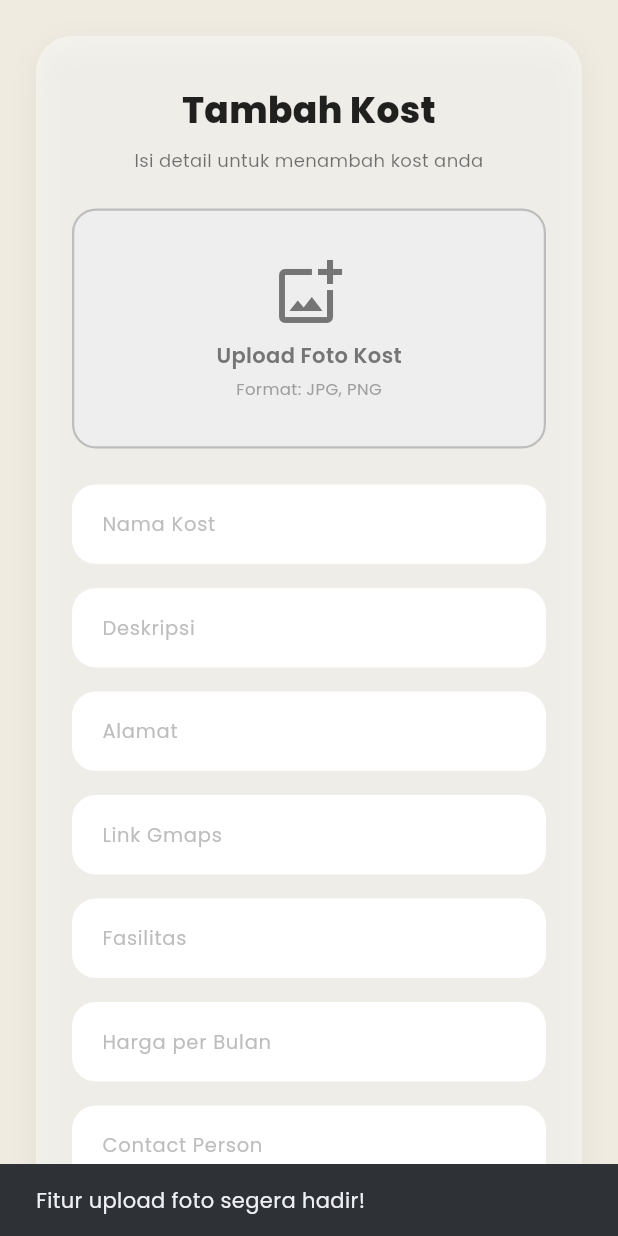
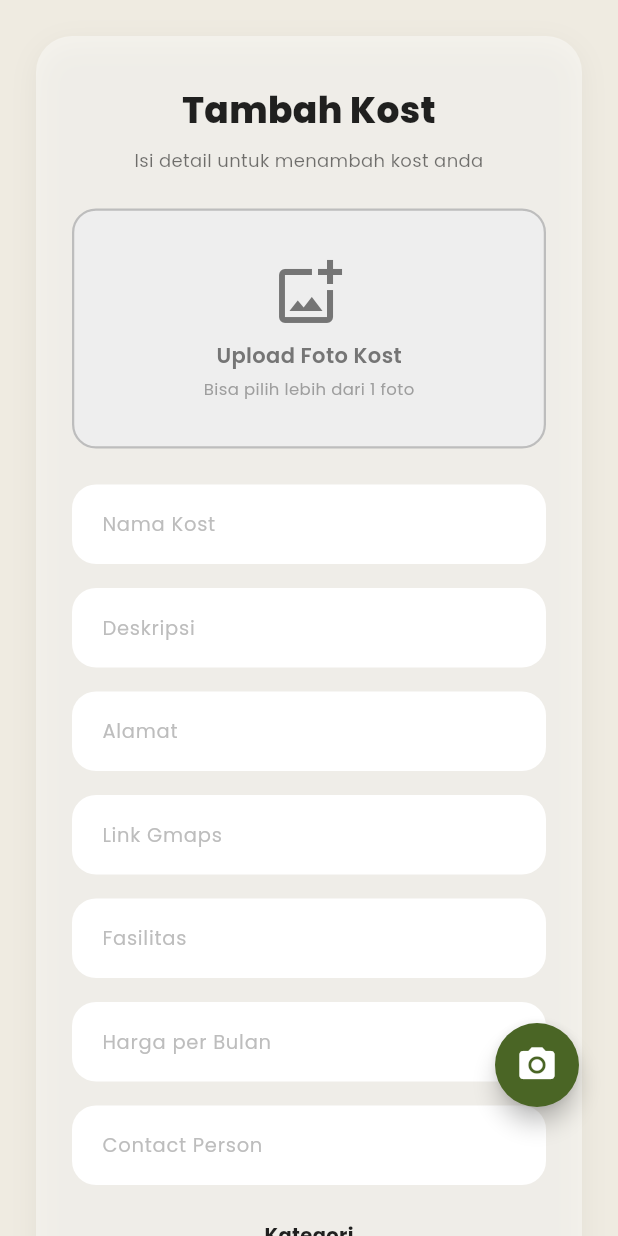
Before and after one commit to nezyazulfa/HunianKu, a Flutter app: the AddKostPage screen opened directly, after a tap on "Upload Foto Kost", on a phone screen of 412 x 824 dp. Run offline on Flutter 3.47's test engine with Material 3 defaults, Android fonts, the phone set to English and light mode, and no system bars; our stand-ins replace flutter_dotenv, flutter_secure_storage, google_fonts, google_sign_in, hive, hive_flutter and 3 more; missing offline and left inert: mongo_dart; accounts and stored records are empty; generated files the repository leaves out were written again; statements that could not run were skipped.

Commit message:
add camera

```diff
--- a/hunianku/lib/features/tambah_kost/views/tambah_kost_page.dart
+++ b/hunianku/lib/features/tambah_kost/views/tambah_kost_page.dart
@@ -1,4 +1,6 @@
+import 'dart:io';
 import 'package:flutter/material.dart';
+import 'package:image_picker/image_picker.dart';
 import 'package:hunianku/features/dashboard/model/kost_model.dart';
 import 'package:hunianku/features/tambah_kost/controllers/tambah_kost_controller.dart';
 import 'package:hunianku/services/session_service.dart';
@@ -12,7 +14,7 @@ class AddKostPage extends StatefulWidget {
 
 class _AddKostPageState extends State<AddKostPage> {
   final TambahKostController _controller = TambahKostController();
-  // Controllers untuk text input
+
   final TextEditingController _namaController = TextEditingController();
   final TextEditingController _deskripsiController = TextEditingController();
   final TextEditingController _alamatController = TextEditingController();
@@ -21,12 +23,68 @@ class _AddKostPageState extends State<AddKostPage> {
   final TextEditingController _hargaController = TextEditingController();
   final TextEditingController _kontakController = TextEditingController();
 
-  // State untuk radio/toggle button
   String _selectedKategori = 'Campur';
   String _selectedStatus = 'Full';
   String _currentIdUser = '';
 
-  // Warna sesuai palet desain
+  // --- 1. UBAH MENJADI LIST UNTUK MENYIMPAN BANYAK FOTO ---
+  List<File> _imageFiles = [];
+  final ImagePicker _picker = ImagePicker();
+
+  // --- 2. FUNGSI KAMERA (Tetap 1 foto per jepretan, tapi ditambahkan ke list) ---
+  Future<void> _pickFromCamera() async {
+    try {
+      final XFile? pickedFile = await _picker.pickImage(
+        source: ImageSource.camera,
+        imageQuality: 80,
+      );
+
+      if (pickedFile != null) {
+        setState(() {
+          _imageFiles.add(File(pickedFile.path));
+        });
+      }
+    } catch (e) {
+      if (mounted) {
+        ScaffoldMessenger.of(context).showSnackBar(
+          SnackBar(content: Text('Gagal membuka kamera: $e')),
+        );
+      }
+    }
+  }
+
+  // --- 3. FUNGSI GALERI (Bisa pilih banyak foto sekaligus) ---
+  Future<void> _pickFromGallery() async {
+    try {
+      // Menggunakan pickMultiImage
+      final List<XFile> pickedFiles = await _picker.pickMultiImage(
+        imageQuality: 80,
+      );
+
+      if (pickedFiles.isNotEmpty) {
+        setState(() {
+          // Tambahkan semua foto yang dipilih ke dalam list
+          for (var xfile in pickedFiles) {
+            _imageFiles.add(File(xfile.path));
+          }
+        });
+      }
+    } catch (e) {
+      if (mounted) {
+        ScaffoldMessenger.of(context).showSnackBar(
+          SnackBar(content: Text('Gagal membuka galeri: $e')),
+        );
+      }
+    }
+  }
+
+  // Fungsi untuk menghapus foto dari list jika user salah pilih
+  void _removeImage(int index) {
+    setState(() {
+      _imageFiles.removeAt(index);
+    });
+  }
+
   final Color backgroundColor = const Color(0xFFEFEBE1);
   final Color cardColor = const Color(0x80FBFBF9);
   final Color primaryGreen = const Color(0xFF4A6525);
@@ -35,7 +93,6 @@ class _AddKostPageState extends State<AddKostPage> {
 
   KostModel _buatObjekKost() {
     return KostModel(
-      // Buat ID sementara yang unik menggunakan timestamp (waktu saat ini)
       idkost: 'K-${DateTime.now().millisecondsSinceEpoch}',
       iduser: _currentIdUser,
       namakost: _namaController.text.trim(),
@@ -79,14 +136,21 @@ class _AddKostPageState extends State<AddKostPage> {
   Widget build(BuildContext context) {
     return Scaffold(
       backgroundColor: backgroundColor,
-      // SafeArea agar aman dari notch/status bar
+      floatingActionButton: Padding(
+        padding: const EdgeInsets.only(bottom: 70.0, right: 10.0),
+        child: FloatingActionButton(
+          onPressed: _pickFromCamera, // Panggil fungsi kamera
+          backgroundColor: primaryGreen,
+          elevation: 6,
+          shape: const CircleBorder(),
+          child: const Icon(Icons.camera_alt, color: Colors.white, size: 28),
+        ),
+      ),
       body: SafeArea(
         child: SingleChildScrollView(
           padding: const EdgeInsets.symmetric(horizontal: 24.0, vertical: 24.0),
-          // Tambahkan bottom padding ekstra jika halaman ini akan digabung dengan Bottom Navigation Bar
           child: Column(
             children: [
-              // Card Container utama
               Container(
                 padding: const EdgeInsets.symmetric(horizontal: 24.0, vertical: 32.0),
                 decoration: BoxDecoration(
@@ -103,30 +167,21 @@ class _AddKostPageState extends State<AddKostPage> {
                 child: Column(
                   mainAxisSize: MainAxisSize.min,
                   children: [
-                    // Judul Form
                     const Text(
                       'Tambah Kost',
-                      style: TextStyle(
-                        fontSize: 24,
-                        fontWeight: FontWeight.w800,
-                        color: Colors.black87,
-                      ),
+                      style: TextStyle(fontSize: 24, fontWeight: FontWeight.w800, color: Colors.black87),
                     ),
                     const SizedBox(height: 8),
-
-                    // Sub-judul
                     const Text(
                       'Isi detail untuk menambah kost anda',
-                      style: TextStyle(
-                        fontSize: 12,
-                        color: Colors.black54,
-                      ),
+                      style: TextStyle(fontSize: 12, color: Colors.black54),
                       textAlign: TextAlign.center,
                     ),
                     const SizedBox(height: 24),
 
-                    // --- KOTAK UPLOAD GAMBAR ---
-                    _buildImageUploadBox(),
+                    // --- AREA UPLOAD GAMBAR (DIUPDATE) ---
+                    _buildImageGallery(),
+
                     const SizedBox(height: 24),
 
                     // --- FIELD INPUT ---
@@ -145,11 +200,7 @@ class _AddKostPageState extends State<AddKostPage> {
                     _buildTextField(controller: _kontakController, hintText: 'Contact Person', isNumeric: true),
                     const SizedBox(height: 24),
 
-                    // --- KATEGORI KOST ---
-                    const Text(
-                      'Kategori',
-                      style: TextStyle(fontSize: 13, fontWeight: FontWeight.bold, color: Colors.black87),
-                    ),
+                    const Text('Kategori', style: TextStyle(fontSize: 13, fontWeight: FontWeight.bold, color: Colors.black87)),
                     const SizedBox(height: 12),
                     Row(
                       children: [
@@ -162,11 +213,7 @@ class _AddKostPageState extends State<AddKostPage> {
                     ),
                     const SizedBox(height: 20),
 
-                    // --- STATUS KOST ---
-                    const Text(
-                      'Status',
-                      style: TextStyle(fontSize: 13, fontWeight: FontWeight.bold, color: Colors.black87),
-                    ),
+                    const Text('Status', style: TextStyle(fontSize: 13, fontWeight: FontWeight.bold, color: Colors.black87)),
                     const SizedBox(height: 12),
                     Row(
                       children: [
@@ -177,18 +224,14 @@ class _AddKostPageState extends State<AddKostPage> {
                     ),
                     const SizedBox(height: 32),
 
-                    // --- TOMBOL AKSI (Draf & Simpan) ---
                     ValueListenableBuilder<bool>(
                       valueListenable: _controller.isLoading,
                       builder: (context, isLoading, child) {
                         if (isLoading) {
-                          return Center(
-                            child: CircularProgressIndicator(color: primaryGreen),
-                          );
+                          return Center(child: CircularProgressIndicator(color: primaryGreen));
                         }
                         return Row(
                           children: [
-                        // Tombol Draf (Outline)
                             Expanded(
                               child: OutlinedButton(
                                 onPressed: () {
@@ -200,30 +243,17 @@ class _AddKostPageState extends State<AddKostPage> {
                                 style: OutlinedButton.styleFrom(
                                   side: BorderSide(color: primaryGreen, width: 1.5),
                                   minimumSize: const Size(0, 48),
-                              shape: RoundedRectangleBorder(
-                                borderRadius: BorderRadius.circular(16),
+                                  shape: RoundedRectangleBorder(borderRadius: BorderRadius.circular(16)),
                                 ),
-                            ),
-                            child: Text(
-                              'Draf',
-                              style: TextStyle(
-                                fontSize: 14,
-                                fontWeight: FontWeight.bold,
-                                color: primaryGreen,
-                              ),
-                            ),
+                                child: Text('Draf', style: TextStyle(fontSize: 14, fontWeight: FontWeight.bold, color: primaryGreen)),
                               ),
                             ),
                             const SizedBox(width: 16),
-
-                        // Tombol Simpan (Filled)
                             Expanded(
                               child: ElevatedButton(
                                 onPressed: () {
                                   if (_namaController.text.isEmpty) {
-                                ScaffoldMessenger.of(context).showSnackBar(
-                                  const SnackBar(content: Text('Nama Kost wajib diisi!')),
-                                );
+                                    ScaffoldMessenger.of(context).showSnackBar(const SnackBar(content: Text('Nama Kost wajib diisi!')));
                                     return;
                                   }
                                   final kostBaru = _buatObjekKost();
@@ -236,17 +266,9 @@ class _AddKostPageState extends State<AddKostPage> {
                                   foregroundColor: Colors.white,
                                   minimumSize: const Size(0, 48),
                                   elevation: 0,
-                              shape: RoundedRectangleBorder(
-                                borderRadius: BorderRadius.circular(16),
+                                  shape: RoundedRectangleBorder(borderRadius: BorderRadius.circular(16)),
                                 ),
-                            ),
-                            child: const Text(
-                              'Simpan',
-                              style: TextStyle(
-                                fontSize: 14,
-                                fontWeight: FontWeight.bold,
-                              ),
-                            ),
+                                child: const Text('Simpan', style: TextStyle(fontSize: 14, fontWeight: FontWeight.bold)),
                               ),
                             ),
                           ],
@@ -264,59 +286,104 @@ class _AddKostPageState extends State<AddKostPage> {
     );
   }
 
-  // WIDGET KOTAK UPLOAD FOTO
-  Widget _buildImageUploadBox() {
+  // --- WIDGET UI UNTUK MENAMPILKAN BANYAK GAMBAR ---
+  Widget _buildImageGallery() {
+    // Jika belum ada foto sama sekali, tampilkan kotak besar seperti desain awal
+    if (_imageFiles.isEmpty) {
       return InkWell(
-      onTap: () {
-        // TODO: Tambahkan logika ImagePicker di sini nanti
-        ScaffoldMessenger.of(context).showSnackBar(
-          const SnackBar(content: Text('Fitur upload foto segera hadir!')),
-        );
-      },
+        onTap: _pickFromGallery,
         borderRadius: BorderRadius.circular(16),
         child: Container(
           height: 160,
           width: double.infinity,
           decoration: BoxDecoration(
-          color: Colors.grey[200], // Warna abu-abu muda
+            color: Colors.grey[200],
             borderRadius: BorderRadius.circular(16),
-          border: Border.all(
-            color: Colors.grey.shade400,
-            width: 1.5,
-          ),
+            border: Border.all(color: Colors.grey.shade400, width: 1.5),
           ),
           child: Column(
             mainAxisAlignment: MainAxisAlignment.center,
             children: [
-            Icon(
-              Icons.add_photo_alternate_outlined,
-              size: 48,
-              color: Colors.grey[600],
-            ),
+              Icon(Icons.add_photo_alternate_outlined, size: 48, color: Colors.grey[600]),
               const SizedBox(height: 8),
-            Text(
-              'Upload Foto Kost',
-              style: TextStyle(
-                fontSize: 14,
-                fontWeight: FontWeight.w600,
-                color: Colors.grey[600],
-              ),
-            ),
+              Text('Upload Foto Kost', style: TextStyle(fontSize: 14, fontWeight: FontWeight.w600, color: Colors.grey[600])),
               const SizedBox(height: 4),
-            Text(
-              'Format: JPG, PNG',
-              style: TextStyle(
-                fontSize: 11,
-                color: Colors.grey[500],
-              ),
-            ),
+              Text('Bisa pilih lebih dari 1 foto', style: TextStyle(fontSize: 11, color: Colors.grey[500])),
             ],
           ),
         ),
       );
     }
 
-  // Fungsi bantuan untuk membersihkan field (agar kode tidak kepanjangan di tombol simpan)
+    // Jika sudah ada foto, tampilkan secara horizontal (bisa digeser ke samping)
+    return SizedBox(
+      height: 120, // Tinggi deretan foto
+      child: ListView.builder(
+        scrollDirection: Axis.horizontal,
+        itemCount: _imageFiles.length + 1, // +1 untuk kotak "Tambah Foto" di paling ujung
+        itemBuilder: (context, index) {
+          // Jika ini item terakhir, tampilkan kotak untuk tambah foto lagi
+          if (index == _imageFiles.length) {
+            return GestureDetector(
+              onTap: _pickFromGallery,
+              child: Container(
+                width: 100,
+                margin: const EdgeInsets.only(left: 8),
+                decoration: BoxDecoration(
+                  color: Colors.grey[200],
+                  borderRadius: BorderRadius.circular(12),
+                  border: Border.all(color: Colors.grey.shade400, width: 1.5, style: BorderStyle.solid),
+                ),
+                child: Column(
+                  mainAxisAlignment: MainAxisAlignment.center,
+                  children: [
+                    Icon(Icons.add, size: 32, color: Colors.grey[600]),
+                    const SizedBox(height: 4),
+                    Text('Tambah', style: TextStyle(fontSize: 12, color: Colors.grey[600])),
+                  ],
+                ),
+              ),
+            );
+          }
+
+          // Tampilkan foto-foto yang sudah dipilih
+          return Stack(
+            children: [
+              Container(
+                width: 120,
+                margin: const EdgeInsets.only(right: 12),
+                clipBehavior: Clip.hardEdge,
+                decoration: BoxDecoration(
+                  borderRadius: BorderRadius.circular(12),
+                ),
+                child: Image.file(
+                  _imageFiles[index],
+                  fit: BoxFit.cover,
+                ),
+              ),
+              // Tombol silang (X) warna merah di pojok kanan atas foto untuk menghapus
+              Positioned(
+                top: 4,
+                right: 16,
+                child: GestureDetector(
+                  onTap: () => _removeImage(index),
+                  child: Container(
+                    padding: const EdgeInsets.all(4),
+                    decoration: const BoxDecoration(
+                      color: Colors.red,
+                      shape: BoxShape.circle,
+                    ),
+                    child: const Icon(Icons.close, size: 14, color: Colors.white),
+                  ),
+                ),
+              ),
+            ],
+          );
+        },
+      ),
+    );
+  }
+
   void _clearAllFields() {
     _namaController.clear();
     _deskripsiController.clear();
@@ -325,9 +392,11 @@ class _AddKostPageState extends State<AddKostPage> {
     _fasilitasController.clear();
     _hargaController.clear();
     _kontakController.clear();
+    setState(() {
+      _imageFiles.clear(); // Kosongkan list gambar setelah disimpan
+    });
   }
 
-  // Widget bantuan untuk membuat Text Field yang seragam
   Widget _buildTextField({
     required TextEditingController controller,
     required String hintText,
@@ -352,7 +421,6 @@ class _AddKostPageState extends State<AddKostPage> {
     );
   }
 
-  // Widget bantuan untuk membuat tombol Kategori & Status (Bisa Outline / Filled)
   Widget _buildSelectionButton(String title, String groupValue, Function(String) onSelect) {
     bool isSelected = title == groupValue;
 
@@ -365,18 +433,11 @@ class _AddKostPageState extends State<AddKostPage> {
           decoration: BoxDecoration(
             color: isSelected ? primaryRed : Colors.white,
             borderRadius: BorderRadius.circular(20),
-            border: Border.all(
-              color: primaryRed,
-              width: 1.2,
-            ),
+            border: Border.all(color: primaryRed, width: 1.2),
           ),
           child: Text(
             title,
-            style: TextStyle(
-              color: isSelected ? Colors.white : primaryRed,
-              fontWeight: FontWeight.bold,
-              fontSize: 13,
-            ),
+            style: TextStyle(color: isSelected ? Colors.white : primaryRed, fontWeight: FontWeight.bold, fontSize: 13),
           ),
         ),
       ),
--- a/hunianku/pubspec.yaml
+++ b/hunianku/pubspec.yaml
@@ -30,6 +30,7 @@ environment:
 dependencies:
   flutter:
     sdk: flutter
+  image_picker: ^1.0.7
 
   # The following adds the Cupertino Icons font to your application.
   # Use with the CupertinoIcons class for iOS style icons.
```
Also changed, not shown: hunianku/pubspec.lock, 3 other files. Lines whose indentation alone changed are shown as unchanged.
